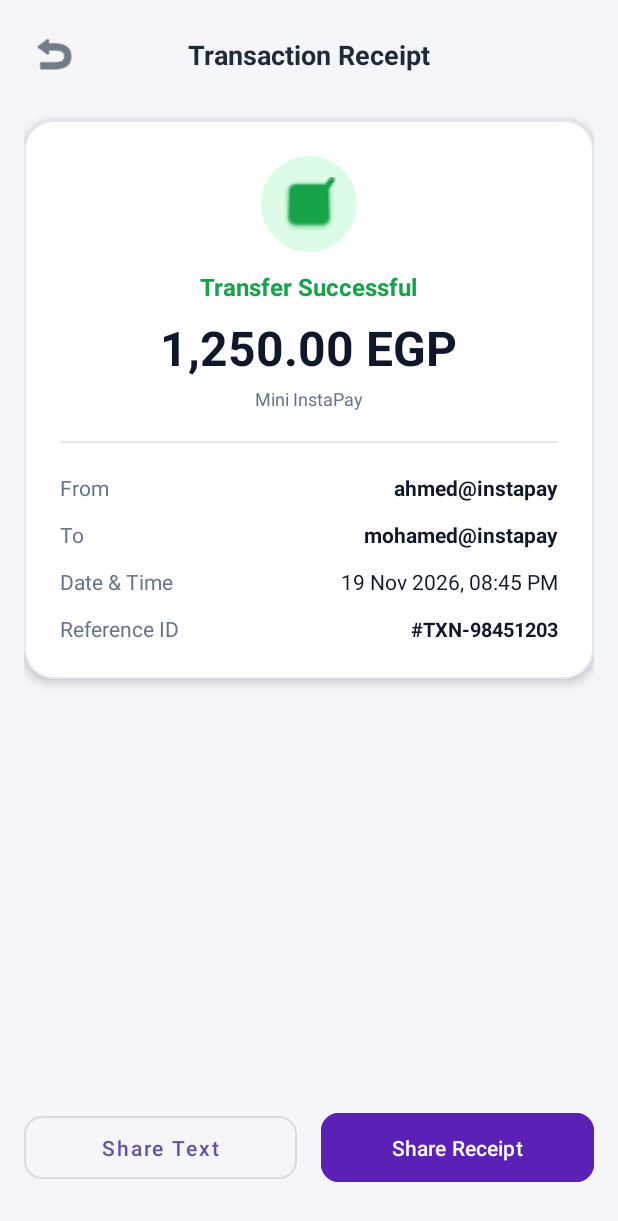
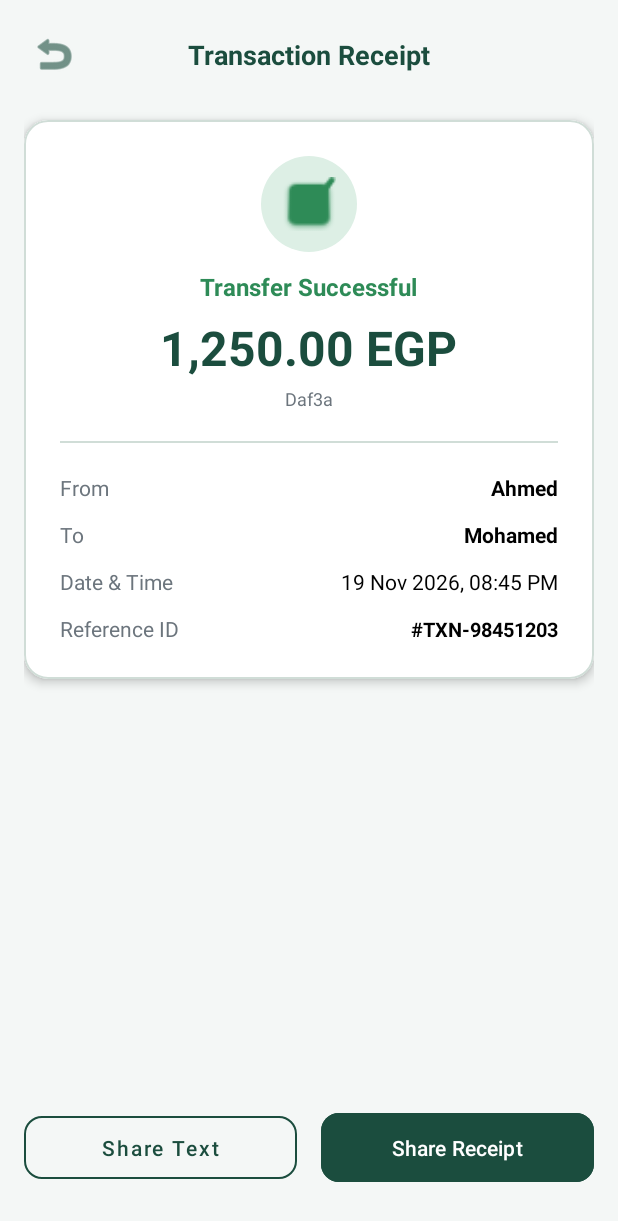
Before and after one commit to JoeRagheb29/Mobile_Computing_Project, an Android app built with Jetpack Compose: the TransactionReceiptActivity screen opened directly, with no data from a screen before it, on a phone screen of 412 x 824 dp. Shown: the top 1221 px of the screen. Run offline under Robolectric (Android 15) with nearby library versions, the phone set to English and light mode, and no system bars.

Commit message:
Update: small design changes

```diff
--- a/app/src/main/java/com/example/mobile_computing_project/HomeActivity.kt
+++ b/app/src/main/java/com/example/mobile_computing_project/HomeActivity.kt
@@ -306,6 +306,15 @@ fun HomeScreen(
         Spacer(modifier = Modifier.height(32.dp))
 
         Text(
+            text = "Daf3a",
+            fontSize = 38.sp,
+            fontWeight = FontWeight.ExtraBold,
+            color = Daf3aPrimary
+        )
+
+        Spacer(modifier = Modifier.height(24.dp))
+
+        Text(
             text = "Welcome, $username!",
             fontSize = 26.sp,
             fontWeight = FontWeight.Bold,
--- a/app/src/main/java/com/example/mobile_computing_project/SendMoneyActivity.kt
+++ b/app/src/main/java/com/example/mobile_computing_project/SendMoneyActivity.kt
@@ -203,7 +203,6 @@ class SendMoneyActivity : ComponentActivity() {
             val formattedDate = getCurrentFormattedDate()
             withContext(Dispatchers.Main) {
                 balance = newBalance
-                showMessage("Sent $amount to ${receiver.username}")
                 pickedPhone = ""
                 clearTrigger++
                 TransactionReceiptActivity.start(
@@ -252,7 +251,6 @@ class SendMoneyActivity : ComponentActivity() {
             val formattedDate = getCurrentFormattedDate()
             withContext(Dispatchers.Main) {
                 balance = newBalance
-                showMessage("Sent $amount to wallet $phone")
                 pickedPhone = ""
                 clearTrigger++
                 TransactionReceiptActivity.start(
--- a/app/src/main/java/com/example/mobile_computing_project/TransactionReceiptActivity.kt
+++ b/app/src/main/java/com/example/mobile_computing_project/TransactionReceiptActivity.kt
@@ -40,8 +40,8 @@ class TransactionReceiptActivity : AppCompatActivity() {
         // استقبال البيانات من الشاشة السابقة (مع قيم افتراضية للتجربة السريعة)
         val transactionId = intent.getStringExtra(EXTRA_TXN_ID) ?: "TXN-98451203"
         val amount = intent.getStringExtra(EXTRA_AMOUNT) ?: "1,250.00 EGP"
-        val sender = intent.getStringExtra(EXTRA_SENDER) ?: "ahmed@instapay"
-        val receiver = intent.getStringExtra(EXTRA_RECEIVER) ?: "mohamed@instapay"
+        val sender = intent.getStringExtra(EXTRA_SENDER) ?: "Ahmed"
+        val receiver = intent.getStringExtra(EXTRA_RECEIVER) ?: "Mohamed"
         val date = intent.getStringExtra(EXTRA_DATE) ?: "19 Nov 2026, 08:45 PM"
         val status = intent.getStringExtra(EXTRA_STATUS) ?: "Transfer Successful"
 
@@ -58,7 +58,7 @@ class TransactionReceiptActivity : AppCompatActivity() {
         // مشاركة كنص
         btnShareText.setOnClickListener {
             val receiptText = """
-                Mini InstaPay Receipt
+                Daf3a Receipt
                 ---------------------
                 Status: $status
                 Amount: $amount
--- a/app/src/main/res/drawable/bg_status_circle.xml
+++ b/app/src/main/res/drawable/bg_status_circle.xml
@@ -1,5 +1,5 @@
 <?xml version="1.0" encoding="utf-8"?>
 <shape xmlns:android="http://schemas.android.com/apk/res/android"
     android:shape="oval">
-    <solid android:color="#DCFCE7" />
+    <solid android:color="#DDEFE5" />
 </shape>
--- a/app/src/main/res/layout/activity_transaction_receipt.xml
+++ b/app/src/main/res/layout/activity_transaction_receipt.xml
@@ -4,7 +4,7 @@
     xmlns:tools="http://schemas.android.com/tools"
     android:layout_width="match_parent"
     android:layout_height="match_parent"
-    android:background="#F4F6F9"
+    android:background="@color/daf3a_background"
     android:padding="16dp">
 
     <!-- Top Bar -->
@@ -17,14 +17,14 @@
         android:src="@android:drawable/ic_menu_revert"
         app:layout_constraintStart_toStartOf="parent"
         app:layout_constraintTop_toTopOf="parent"
-        app:tint="#1E293B" />
+        app:tint="@color/daf3a_primary" />
 
     <TextView
         android:id="@+id/tvScreenTitle"
         android:layout_width="wrap_content"
         android:layout_height="wrap_content"
         android:text="Transaction Receipt"
-        android:textColor="#1E293B"
+        android:textColor="@color/daf3a_primary"
         android:textSize="18sp"
         android:textStyle="bold"
         app:layout_constraintBottom_toBottomOf="@id/btnBack"
@@ -38,13 +38,13 @@
         android:layout_width="0dp"
         android:layout_height="wrap_content"
         android:layout_marginTop="24dp"
-        app:cardBackgroundColor="#FFFFFF"
-        app:cardCornerRadius="20dp"
+        app:cardBackgroundColor="@color/white"
+        app:cardCornerRadius="16dp"
         app:cardElevation="4dp"
         app:layout_constraintEnd_toEndOf="parent"
         app:layout_constraintStart_toStartOf="parent"
         app:layout_constraintTop_toBottomOf="@id/btnBack"
-        app:strokeColor="#E2E8F0"
+        app:strokeColor="@color/daf3a_input_stroke"
         app:strokeWidth="1dp">
 
         <LinearLayout
@@ -62,7 +62,7 @@
                 android:background="@drawable/bg_status_circle"
                 android:padding="14dp"
                 android:src="@android:drawable/checkbox_on_background"
-                app:tint="#16A34A" />
+                app:tint="@color/daf3a_secondary" />
 
             <TextView
                 android:id="@+id/tvStatus"
@@ -70,7 +70,7 @@
                 android:layout_height="wrap_content"
                 android:layout_marginTop="12dp"
                 android:text="Transfer Successful"
-                android:textColor="#16A34A"
+                android:textColor="@color/daf3a_secondary"
                 android:textSize="16sp"
                 android:textStyle="bold" />
 
@@ -80,7 +80,7 @@
                 android:layout_width="wrap_content"
                 android:layout_height="wrap_content"
                 android:layout_marginTop="8dp"
-                android:textColor="#0F172A"
+                android:textColor="@color/daf3a_primary"
                 android:textSize="32sp"
                 android:textStyle="bold"
                 tools:text="1,250.00 EGP" />
@@ -90,8 +90,8 @@
                 android:layout_width="wrap_content"
                 android:layout_height="wrap_content"
                 android:layout_marginTop="4dp"
-                android:text="Mini InstaPay"
-                android:textColor="#64748B"
+                android:text="Daf3a"
+                android:textColor="@color/daf3a_text_muted"
                 android:textSize="12sp" />
 
             <!-- خط فاصل -->
@@ -99,7 +99,7 @@
                 android:layout_width="match_parent"
                 android:layout_height="1dp"
                 android:layout_marginVertical="20dp"
-                android:background="#E2E8F0" />
+                android:background="@color/daf3a_input_stroke" />
 
             <!-- صف: المرسل -->
             <LinearLayout
@@ -113,17 +113,17 @@
                     android:layout_height="wrap_content"
                     android:layout_weight="1"
                     android:text="From"
-                    android:textColor="#64748B"
+                    android:textColor="@color/daf3a_text_muted"
                     android:textSize="14sp" />
 
                 <TextView
                     android:id="@+id/tvSender"
                     android:layout_width="wrap_content"
                     android:layout_height="wrap_content"
-                    android:textColor="#0F172A"
+                    android:textColor="@color/black"
                     android:textSize="14sp"
                     android:textStyle="bold"
-                    tools:text="ahmed@instapay" />
+                    tools:text="Ahmed" />
             </LinearLayout>
 
             <!-- صف: المستلم -->
@@ -138,17 +138,17 @@
                     android:layout_height="wrap_content"
                     android:layout_weight="1"
                     android:text="To"
-                    android:textColor="#64748B"
+                    android:textColor="@color/daf3a_text_muted"
                     android:textSize="14sp" />
 
                 <TextView
                     android:id="@+id/tvReceiver"
                     android:layout_width="wrap_content"
                     android:layout_height="wrap_content"
-                    android:textColor="#0F172A"
+                    android:textColor="@color/black"
                     android:textSize="14sp"
                     android:textStyle="bold"
-                    tools:text="mohamed@instapay" />
+                    tools:text="Mohamed" />
             </LinearLayout>
 
             <!-- صف: التاريخ والوقت -->
@@ -163,14 +163,14 @@
                     android:layout_height="wrap_content"
                     android:layout_weight="1"
                     android:text="Date &amp; Time"
-                    android:textColor="#64748B"
+                    android:textColor="@color/daf3a_text_muted"
                     android:textSize="14sp" />
 
                 <TextView
                     android:id="@+id/tvDate"
                     android:layout_width="wrap_content"
                     android:layout_height="wrap_content"
-                    android:textColor="#0F172A"
+                    android:textColor="@color/black"
                     android:textSize="14sp"
                     tools:text="19 Nov 2026, 08:45 PM" />
             </LinearLayout>
@@ -186,14 +186,14 @@
                     android:layout_height="wrap_content"
                     android:layout_weight="1"
                     android:text="Reference ID"
-                    android:textColor="#64748B"
+                    android:textColor="@color/daf3a_text_muted"
                     android:textSize="14sp" />
 
                 <TextView
                     android:id="@+id/tvTransactionId"
                     android:layout_width="wrap_content"
                     android:layout_height="wrap_content"
-                    android:textColor="#0F172A"
+                    android:textColor="@color/black"
                     android:textSize="13sp"
                     android:textStyle="bold"
                     tools:text="#TXN-98451203" />
@@ -221,7 +221,9 @@
             android:layout_weight="1"
             android:text="Share Text"
             android:textAllCaps="false"
-            app:cornerRadius="12dp" />
+            android:textColor="@color/daf3a_primary"
+            app:cornerRadius="12dp"
+            app:strokeColor="@color/daf3a_primary" />
 
         <com.google.android.material.button.MaterialButton
             android:id="@+id/btnShareImage"
@@ -229,10 +231,10 @@
             android:layout_height="54dp"
             android:layout_marginStart="8dp"
             android:layout_weight="1"
-            android:backgroundTint="#5B21B6"
+            android:backgroundTint="@color/daf3a_primary"
             android:text="Share Receipt"
             android:textAllCaps="false"
-            android:textColor="#FFFFFF"
+            android:textColor="@color/white"
             app:cornerRadius="12dp" />
     </LinearLayout>
 
```
